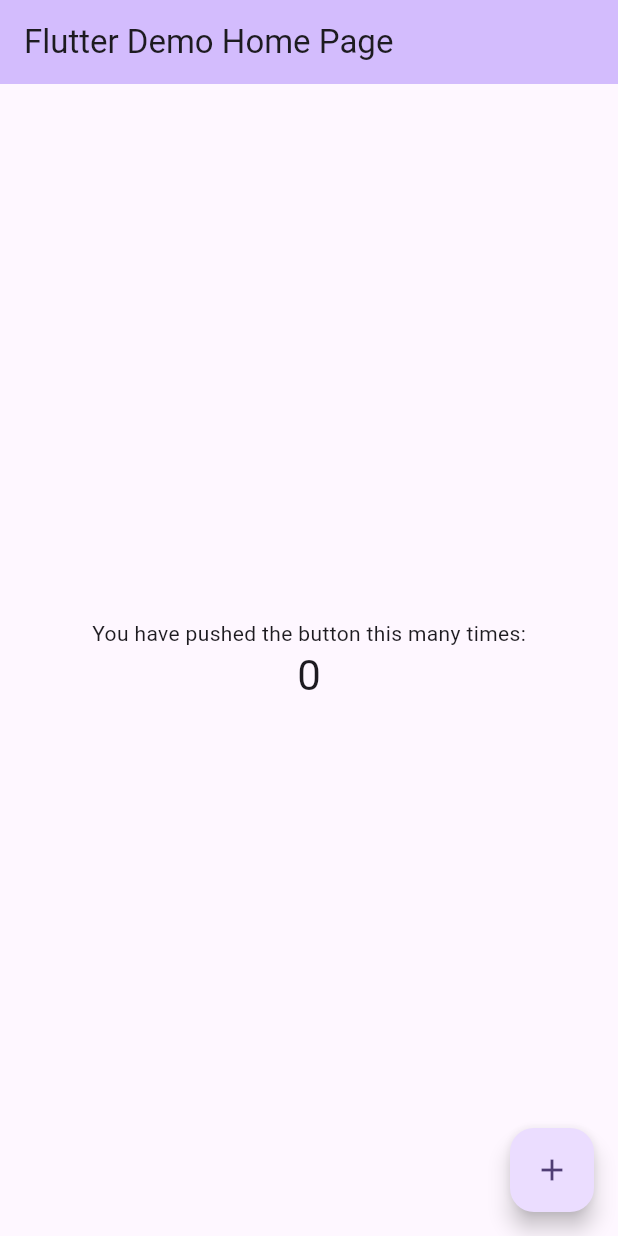
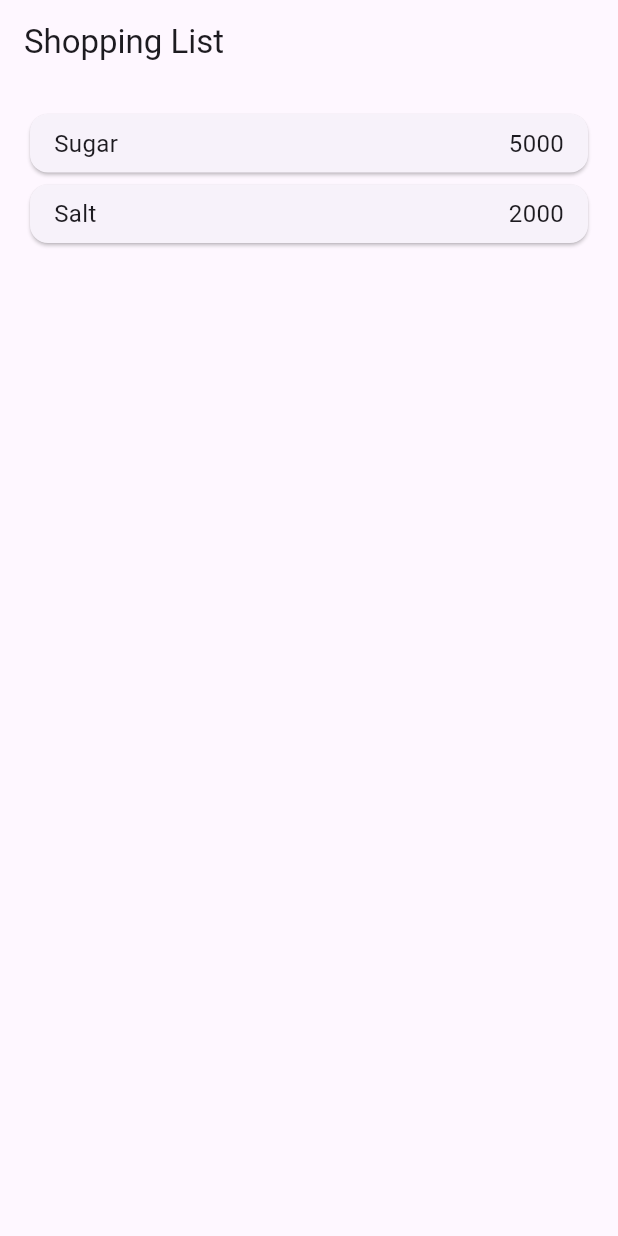
Before and after one commit to dinalailil/belanja, a Flutter app: the screen it shows after launch, on a phone screen of 412 x 824 dp. Run offline on Flutter 3.47's test engine with Material 3 defaults, Android fonts, the phone set to English and light mode, and no system bars.

Commit message:
sesuai praktikum

```diff
--- a/lib/main.dart
+++ b/lib/main.dart
@@ -1,122 +1,15 @@
 import 'package:flutter/material.dart';
+import 'package:belanja/pages/home_page.dart';
+import 'package:belanja/pages/item_page.dart';
 
 void main() {
-  runApp(const MyApp());
+  runApp(
+    MaterialApp(
+      initialRoute: '/',
+      routes: {
+        '/': (context) => HomePage(),
+        '/item': (context) => const ItemPage(),
+      },
+    ),
+  );
 }
-
-class MyApp extends StatelessWidget {
-  const MyApp({super.key});
-
-  // This widget is the root of your application.
-  @override
-  Widget build(BuildContext context) {
-    return MaterialApp(
-      title: 'Flutter Demo',
-      theme: ThemeData(
-        // This is the theme of your application.
-        //
-        // TRY THIS: Try running your application with "flutter run". You'll see
-        // the application has a purple toolbar. Then, without quitting the app,
-        // try changing the seedColor in the colorScheme below to Colors.green
-        // and then invoke "hot reload" (save your changes or press the "hot
-        // reload" button in a Flutter-supported IDE, or press "r" if you used
-        // the command line to start the app).
-        //
-        // Notice that the counter didn't reset back to zero; the application
-        // state is not lost during the reload. To reset the state, use hot
-        // restart instead.
-        //
-        // This works for code too, not just values: Most code changes can be
-        // tested with just a hot reload.
-        colorScheme: ColorScheme.fromSeed(seedColor: Colors.deepPurple),
-      ),
-      home: const MyHomePage(title: 'Flutter Demo Home Page'),
-    );
-  }
-}
-
-class MyHomePage extends StatefulWidget {
-  const MyHomePage({super.key, required this.title});
-
-  // This widget is the home page of your application. It is stateful, meaning
-  // that it has a State object (defined below) that contains fields that affect
-  // how it looks.
-
-  // This class is the configuration for the state. It holds the values (in this
-  // case the title) provided by the parent (in this case the App widget) and
-  // used by the build method of the State. Fields in a Widget subclass are
-  // always marked "final".
-
-  final String title;
-
-  @override
-  State<MyHomePage> createState() => _MyHomePageState();
-}
-
-class _MyHomePageState extends State<MyHomePage> {
-  int _counter = 0;
-
-  void _incrementCounter() {
-    setState(() {
-      // This call to setState tells the Flutter framework that something has
-      // changed in this State, which causes it to rerun the build method below
-      // so that the display can reflect the updated values. If we changed
-      // _counter without calling setState(), then the build method would not be
-      // called again, and so nothing would appear to happen.
-      _counter++;
-    });
-  }
-
-  @override
-  Widget build(BuildContext context) {
-    // This method is rerun every time setState is called, for instance as done
-    // by the _incrementCounter method above.
-    //
-    // The Flutter framework has been optimized to make rerunning build methods
-    // fast, so that you can just rebuild anything that needs updating rather
-    // than having to individually change instances of widgets.
-    return Scaffold(
-      appBar: AppBar(
-        // TRY THIS: Try changing the color here to a specific color (to
-        // Colors.amber, perhaps?) and trigger a hot reload to see the AppBar
-        // change color while the other colors stay the same.
-        backgroundColor: Theme.of(context).colorScheme.inversePrimary,
-        // Here we take the value from the MyHomePage object that was created by
-        // the App.build method, and use it to set our appbar title.
-        title: Text(widget.title),
-      ),
-      body: Center(
-        // Center is a layout widget. It takes a single child and positions it
-        // in the middle of the parent.
-        child: Column(
-          // Column is also a layout widget. It takes a list of children and
-          // arranges them vertically. By default, it sizes itself to fit its
-          // children horizontally, and tries to be as tall as its parent.
-          //
-          // Column has various properties to control how it sizes itself and
-          // how it positions its children. Here we use mainAxisAlignment to
-          // center the children vertically; the main axis here is the vertical
-          // axis because Columns are vertical (the cross axis would be
-          // horizontal).
-          //
-          // TRY THIS: Invoke "debug painting" (choose the "Toggle Debug Paint"
-          // action in the IDE, or press "p" in the console), to see the
-          // wireframe for each widget.
-          mainAxisAlignment: MainAxisAlignment.center,
-          children: <Widget>[
-            const Text('You have pushed the button this many times:'),
-            Text(
-              '$_counter',
-              style: Theme.of(context).textTheme.headlineMedium,
-            ),
-          ],
-        ),
-      ),
-      floatingActionButton: FloatingActionButton(
-        onPressed: _incrementCounter,
-        tooltip: 'Increment',
-        child: const Icon(Icons.add),
-      ), // This trailing comma makes auto-formatting nicer for build methods.
-    );
-  }
-}
--- /dev/null
+++ b/lib/models/item.dart
@@ -0,0 +1,6 @@
+class Item {
+  String name;
+  int price;
+
+  Item({required this.name, required this.price});
+}
--- /dev/null
+++ b/lib/pages/home_page.dart
@@ -0,0 +1,55 @@
+import 'package:flutter/material.dart';
+import 'package:belanja/models/item.dart';
+
+class HomePage extends StatelessWidget {
+  HomePage({Key? key}) : super(key: key);
+
+  final List<Item> items = [
+    Item(name: 'Sugar', price: 5000),
+    Item(name: 'Salt', price: 2000),
+  ];
+
+  @override
+  Widget build(BuildContext context) {
+    return Scaffold(
+      appBar: AppBar(title: const Text('Shopping List')),
+      body: Container(
+        margin: const EdgeInsets.all(8),
+        child: ListView.builder(
+          padding: const EdgeInsets.all(8),
+          itemCount: items.length,
+          itemBuilder: (context, index) {
+            final item = items[index];
+            return InkWell(
+              onTap: () {
+                Navigator.pushNamed(
+                  context,
+                  '/item',
+                  arguments: item,
+                );
+              },
+              child: Card(
+                child: Container(
+                  margin: const EdgeInsets.symmetric(
+                    vertical: 8,
+                    horizontal: 16,
+                  ),
+                  child: Row(
+                    mainAxisAlignment: MainAxisAlignment.spaceBetween,
+                    children: [
+                      Text(item.name, style: const TextStyle(fontSize: 16)),
+                      Text(
+                        item.price.toString(),
+                        style: const TextStyle(fontSize: 16),
+                      ),
+                    ],
+                  ),
+                ),
+              ),
+            );
+          },
+        ),
+      ),
+    );
+  }
+}
--- /dev/null
+++ b/lib/pages/item_page.dart
@@ -0,0 +1,18 @@
+import 'package:flutter/material.dart';
+import 'package:belanja/models/item.dart';
+
+class ItemPage extends StatelessWidget {
+  const ItemPage({Key? key}) : super(key: key);
+
+  @override
+  Widget build(BuildContext context) {
+    final Item item = ModalRoute.of(context)!.settings.arguments as Item;
+
+    return Scaffold(
+      appBar: AppBar(title: const Text('Shopping List')),
+      body: Center(
+        child: Text('${item.name} with ${item.price}'),
+      ),
+    );
+  }
+}
```
Also changed, not shown: images/01.png (added), images/02.png (added), images/03.png (added), images/04.png (added), 1 other file.
